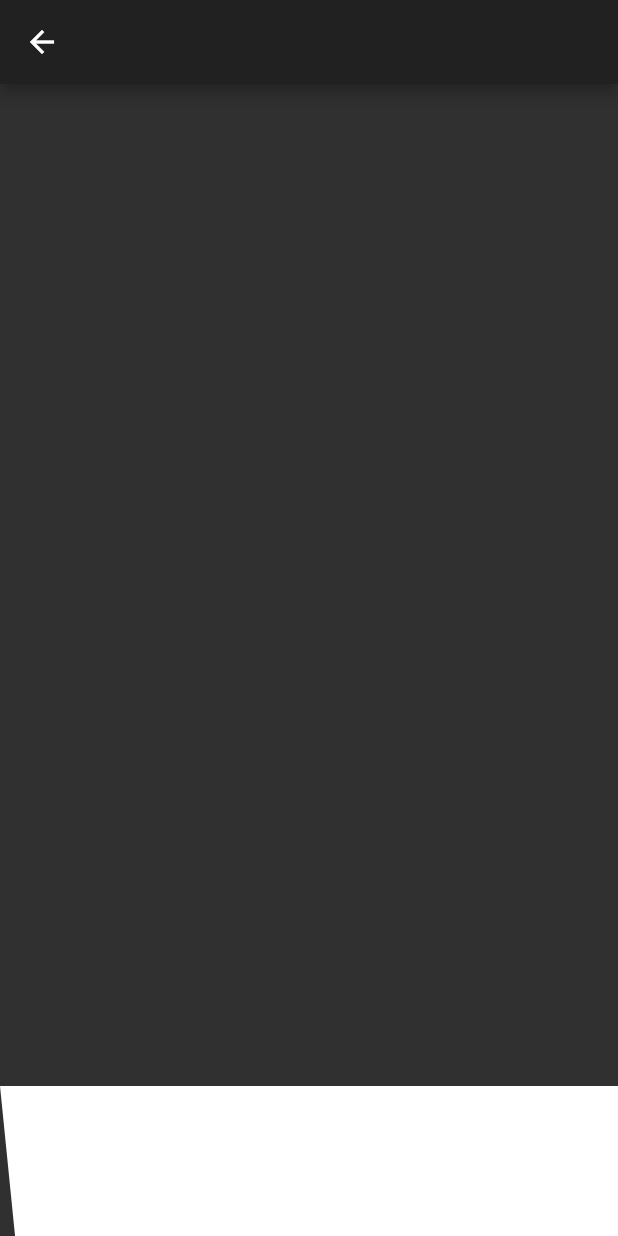
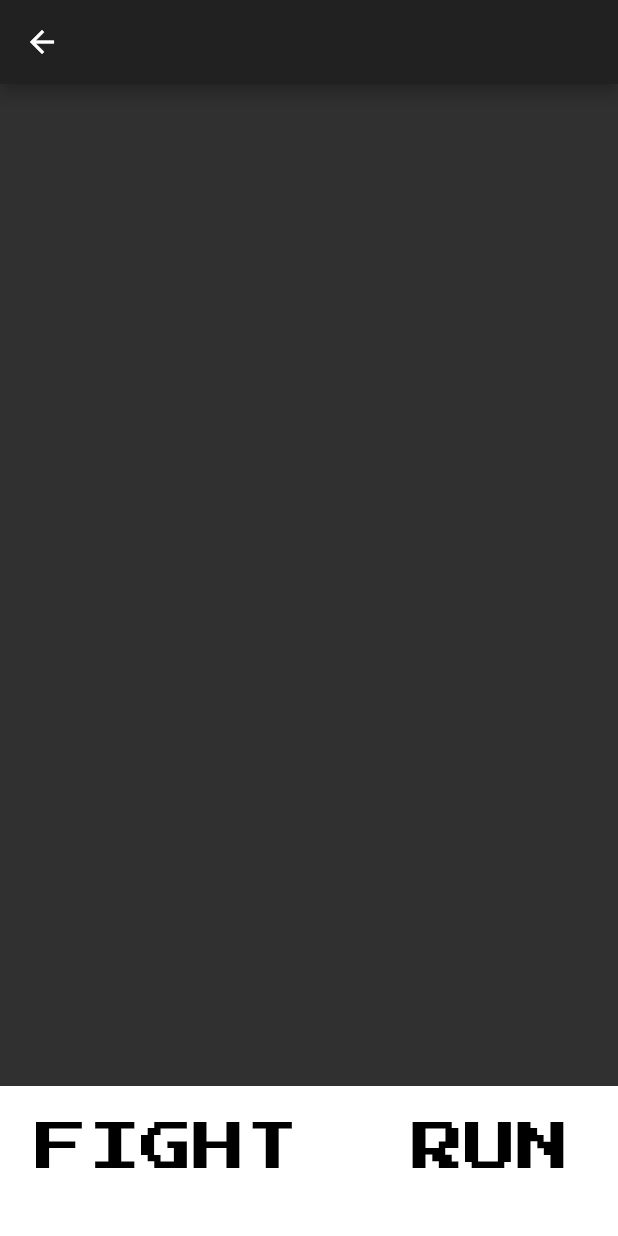
Before and after one commit to balvinderz/CubeX, a Flutter app: the GameScreen screen opened directly, on a phone screen of 412 x 824 dp. Run offline on Flutter 3.47's test engine with Material 2 defaults, Android fonts, the phone set to English and light mode, and no system bars.

Commit message:
font added

```diff
--- a/lib/src/screens/game_screen.dart
+++ b/lib/src/screens/game_screen.dart
@@ -9,13 +9,50 @@ class GameScreen extends StatelessWidget
       appBar: AppBar(),
       body: Column(
         mainAxisAlignment: MainAxisAlignment.end,
+        mainAxisSize: MainAxisSize.max,
+
         children: <Widget>[
-          Transform(
-            transform: Matrix4.skewX(0.1),
-            child: Container(
-              height: 100,
-              color: Colors.white,
+           Container(
+             padding: EdgeInsets.all(8.0),
+            height: 100,
+            color: Colors.white,
+            child: GridView(
+              gridDelegate: SliverGridDelegateWithFixedCrossAxisCount(crossAxisCount: 2),
+              padding: EdgeInsets.all(16.0),
+              children : [
+
+                Align(
+                  child: Text("FIGHT",style:
+                  TextStyle(
+                      fontSize: 35.0,
+                      color: Colors.black,
+                      fontFamily: 'gamefont'
+                  ),),
+                  alignment: Alignment.topLeft,
+                ),
+                Align(
+                  alignment : Alignment.topRight,
+
+                  child: Padding(
+                    padding: const EdgeInsets.only(right : 8.0),
+                    child: Text("RUN",style:
+                    TextStyle(
+                        fontSize: 35.0,
+                        color: Colors.black,
+                        fontFamily: 'gamefont'
+                    ),),
+                  ),
+                ),
+              ],
             ),
+            ),
+          Row(
+            mainAxisAlignment: MainAxisAlignment.end,
+            children: <Widget>[
+              Container(
+
+              )
+            ],
           )
         ],
       )
--- a/pubspec.yaml
+++ b/pubspec.yaml
@@ -39,7 +39,10 @@ flutter:
   # included with your application, so that you can use the icons in
   # the material Icons class.
   uses-material-design: true
-
+  fonts:
+    - family: gamefont
+      fonts:
+        - asset: fonts/gamefont.ttf
   # To add assets to your application, add an assets section, like this:
   # assets:
   #  - images/a_dot_burr.jpeg
```
Also changed, not shown: fonts/gamefont.ttf (added).
